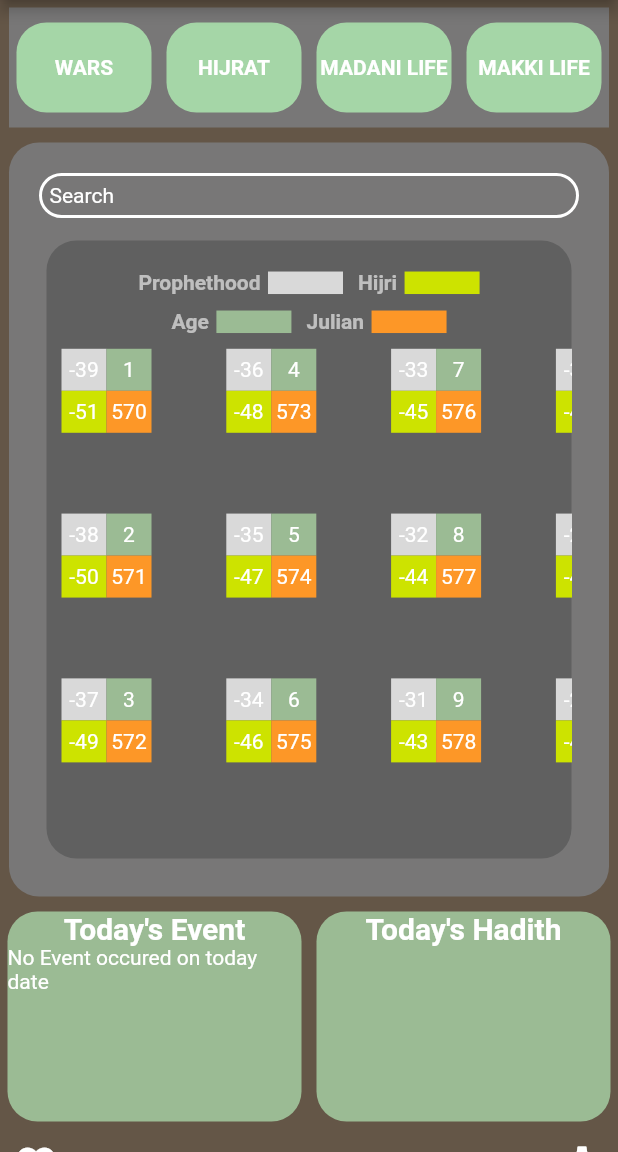
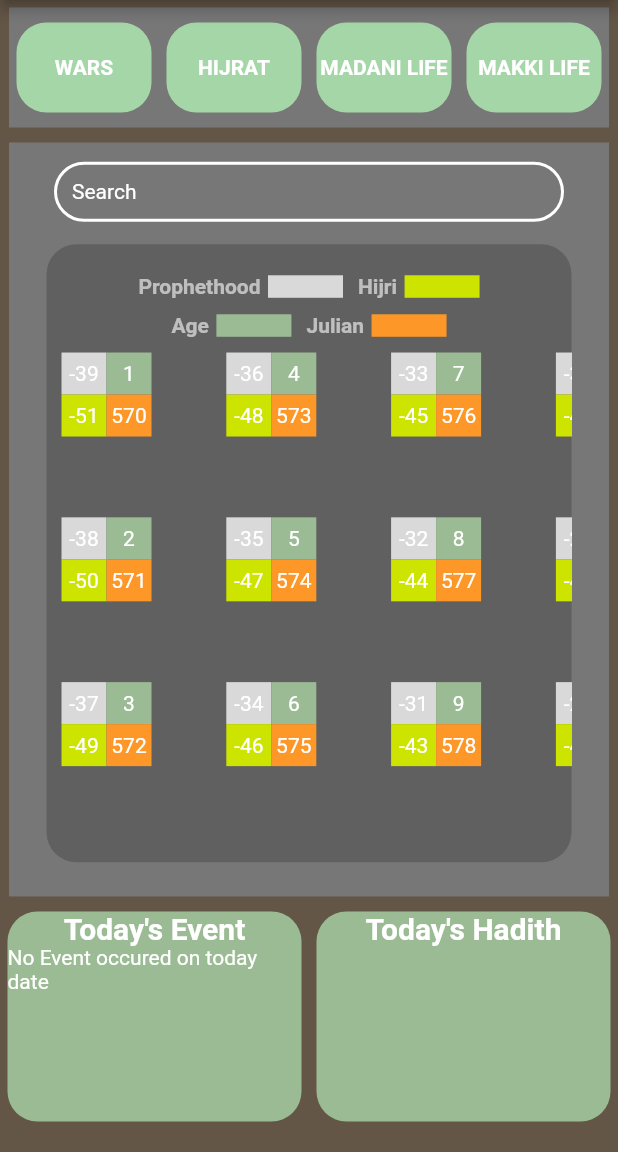
Before and after one commit to asadullah43/following-the-prophet, a Flutter app: the screen it shows after launch, on a phone screen of 412 x 824 dp, the part 84-1236 px from its top. Run offline on Flutter 3.47's test engine with Material 2 defaults, Android fonts, the light colour scheme and no system bars; our stand-ins replace cloud_firestore, firebase_auth, firebase_core, flutter_svg, flutter_switch, fluttertoast and 4 more; accounts and stored records are empty.

Commit message:
remove setting and some changes by munib

```diff
--- a/lib/Screens/home/components/calender.dart
+++ b/lib/Screens/home/components/calender.dart
@@ -10,7 +10,7 @@ class Calender extends StatelessWidget {
       margin: EdgeInsets.all(5),
       decoration: BoxDecoration(
         color: Color(0xFF787777),
-        borderRadius: BorderRadius.circular(20),
+        //borderRadius: BorderRadius.circular(20),
       ),
       height: MediaQuery.of(context).size.height * (0.61),
       width: 400,
--- a/lib/Screens/home/components/calenderTop.dart
+++ b/lib/Screens/home/components/calenderTop.dart
@@ -51,7 +51,7 @@ class _CalenderTopState extends State<CalenderTop> {
               )
             ],
           ),
-         // SizedBox(height: 20.0),
+         //SizedBox(height: 20.0),
           Container(
             height: MediaQuery.of(context).size.height * (0.40),
             alignment: Alignment.center,
--- a/lib/Screens/home/components/dailyEent.dart
+++ b/lib/Screens/home/components/dailyEent.dart
@@ -95,7 +95,6 @@ class _DailyEventState extends State<DailyEvent> {
         child: Text("Hadees",style: TextStyle(
 fontWeight: FontWeight.bold,
 
-
         ),),
 
       ),
--- a/lib/Screens/home/components/searchBar.dart
+++ b/lib/Screens/home/components/searchBar.dart
@@ -12,10 +12,10 @@ class _SearchBarState extends State<SearchBar> {
   @override
   Widget build(BuildContext context) {
     return Container(
-      margin: EdgeInsets.only(top: 5),
+      //margin: EdgeInsets.only(top: 5),
       child: SizedBox(
         width: MediaQuery.of(context).size.width * (65),
-        height: 40.0,
+        height: 50.0,
         child: GestureDetector(
           onTap: () {
             Navigator.push(
@@ -29,8 +29,8 @@ class _SearchBarState extends State<SearchBar> {
           },
           child: Container(
 
-            padding: EdgeInsets.all(5),
-            margin: EdgeInsets.fromLTRB(20, 5, 20, 5),
+            padding: EdgeInsets.all(10),
+            margin: EdgeInsets.fromLTRB(30, 5, 30, 5),
 
             child: Text('Search'),
 
--- a/lib/appbar.dart
+++ b/lib/appbar.dart
@@ -65,48 +65,48 @@ class _MyAppBar extends State<MyAppBar> {
                       ),
                     ],
                   ),
-                  Container(
-                    padding: EdgeInsets.only(bottom: 25.0),
-                    child: Row(
-                      mainAxisAlignment: MainAxisAlignment.spaceBetween,
-                      children: [
-                        IconButton(
-                          onPressed: () {
-                            Navigator.push(
-                              context,
-                              MaterialPageRoute(
-                                builder: (context) {
-                                  return FavoritePage(user: userdata);
-                                },
-                              ),
-                            );
-                          },
-                          icon: Icon(
-                            Icons.favorite,
-                            size: 30.0,
-                            color: Colors.white,
-                          ),
-                        ),
-                        IconButton(
-                          onPressed: () {
-                            Navigator.push(
-                              context,
-                              MaterialPageRoute(
-                                builder: (context) {
-                                  return SettingScreen();
-                                },
-                              ),
-                            );
-                          },
-                          icon: Icon(
-                            Icons.settings,
-                            size: 30.0,
-                            color: Colors.white,
-                          ),
-                        ),
-                      ],
-                    ),
-                  ),
+                  // Container(
+                  //   padding: EdgeInsets.only(bottom: 25.0),
+                    // child: Row(
+                    //   mainAxisAlignment: MainAxisAlignment.spaceBetween,
+                    //   children: [
+                    //     IconButton(
+                    //       onPressed: () {
+                    //         Navigator.push(
+                    //           context,
+                    //           MaterialPageRoute(
+                    //             builder: (context) {
+                    //               return FavoritePage(user: userdata);
+                    //             },
+                    //           ),
+                    //         );
+                    //       },
+                    //       icon: Icon(
+                    //         Icons.favorite,
+                    //         size: 30.0,
+                    //         color: Colors.white,
+                    //       ),
+                    //     ),
+                    //     IconButton(
+                    //       onPressed: () {
+                    //         Navigator.push(
+                    //           context,
+                    //           MaterialPageRoute(
+                    //             builder: (context) {
+                    //               return SettingScreen();
+                    //             },
+                    //           ),
+                    //         );
+                    //       },
+                    //       icon: Icon(
+                    //         Icons.settings,
+                    //         size: 30.0,
+                    //         color: Colors.white,
+                    //       ),
+                    //     ),
+                    //   ],
+                    // ),
+                  //),
                 ],
               ),
             ),
@@ -348,15 +348,19 @@ class _MyAppBar extends State<MyAppBar> {
   getHadees() async {
     SharedPreferences prefs = await _prefs;
     String date = prefs.getString('date');
+    int id=prefs.getInt('hadeesId');
     if (date == null) {
       setCurrentDate();
+    }if(id==null){
+      prefs.setInt('hadeesId', 1);
     }
     String todayDate =
         "${DateTime.now().day}-${DateTime.now().month}-${DateTime.now().year}";
     if (todayDate.compareTo(date) != 0) {
       setCurrentDate();
     }
-    hadees = await _db.getHadees();
+    print("hadeesID: $id");
+    hadees = await _db.getHadees(id);
 
     setState(() {});
   }
--- a/lib/helper/database.dart
+++ b/lib/helper/database.dart
@@ -52,9 +52,9 @@ class Database {
     return result.docs[0].data();
   }
 
-  getHadees() async {
+  getHadees(int id) async {
     var result = await FirebaseFirestore.instance
-        .collection('Hadees')
+        .collection('Hadees').where('id',isEqualTo: id)
         .get()
         .catchError((e) {
       print(e);
```
